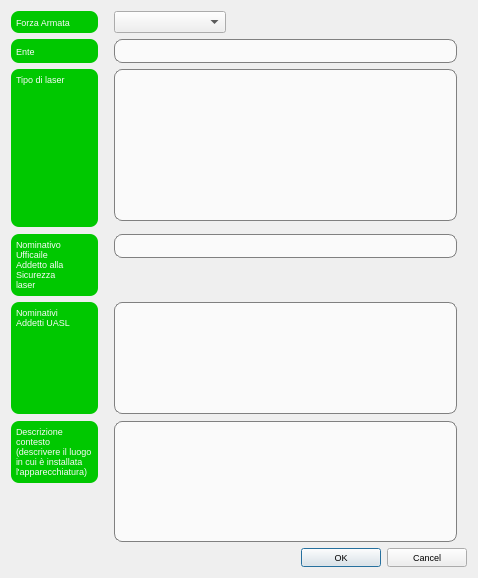
The window that description.ui (crocodile119/Laser-Studio) describes before a commit, drawn with Qt 5.
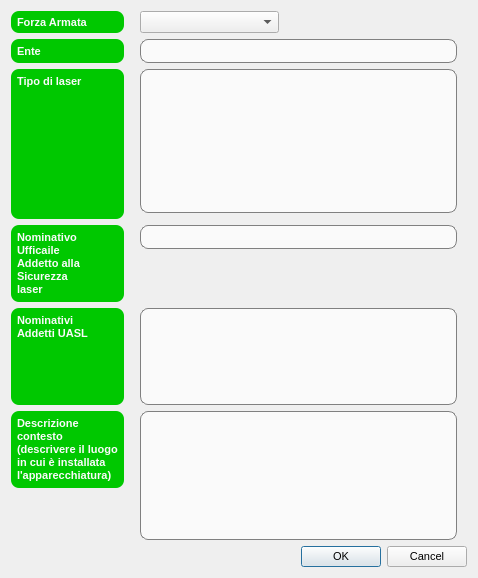
The same window after the commit.

```diff
--- a/description.ui
+++ b/description.ui
@@ -12,7 +12,7 @@
   </property>
   <property name="font">
    <font>
-    <pointsize>7</pointsize>
+    <pointsize>8</pointsize>
    </font>
   </property>
   <property name="windowTitle">
@@ -23,7 +23,9 @@
     <widget class="QLabel" name="label_2">
      <property name="font">
       <font>
-       <pointsize>7</pointsize>
+       <pointsize>8</pointsize>
+       <weight>75</weight>
+       <bold>true</bold>
       </font>
      </property>
      <property name="styleSheet">
@@ -63,7 +65,7 @@
     <widget class="QLineEdit" name="customerLineEdit">
      <property name="font">
       <font>
-       <pointsize>7</pointsize>
+       <pointsize>8</pointsize>
       </font>
      </property>
      <property name="styleSheet">
@@ -80,7 +82,9 @@
     <widget class="QLabel" name="label_4">
      <property name="font">
       <font>
-       <pointsize>7</pointsize>
+       <pointsize>8</pointsize>
+       <weight>75</weight>
+       <bold>true</bold>
       </font>
      </property>
      <property name="styleSheet">
@@ -104,7 +108,9 @@
     <widget class="QLabel" name="label">
      <property name="font">
       <font>
-       <pointsize>7</pointsize>
+       <pointsize>8</pointsize>
+       <weight>75</weight>
+       <bold>true</bold>
       </font>
      </property>
      <property name="styleSheet">
@@ -127,7 +133,7 @@
     <widget class="QDialogButtonBox" name="buttonBox">
      <property name="font">
       <font>
-       <pointsize>7</pointsize>
+       <pointsize>8</pointsize>
       </font>
      </property>
      <property name="orientation">
@@ -155,7 +161,9 @@
     <widget class="QLabel" name="label_6">
      <property name="font">
       <font>
-       <pointsize>7</pointsize>
+       <pointsize>8</pointsize>
+       <weight>75</weight>
+       <bold>true</bold>
       </font>
      </property>
      <property name="styleSheet">
@@ -188,7 +196,7 @@
     <widget class="QLineEdit" name="UASL_LineEdit">
      <property name="font">
       <font>
-       <pointsize>7</pointsize>
+       <pointsize>8</pointsize>
       </font>
      </property>
      <property name="styleSheet">
@@ -205,7 +213,9 @@
     <widget class="QLabel" name="label_5">
      <property name="font">
       <font>
-       <pointsize>7</pointsize>
+       <pointsize>8</pointsize>
+       <weight>75</weight>
+       <bold>true</bold>
       </font>
      </property>
      <property name="styleSheet">
@@ -225,7 +235,9 @@
     <widget class="QLabel" name="label_3">
      <property name="font">
       <font>
-       <pointsize>7</pointsize>
+       <pointsize>8</pointsize>
+       <weight>75</weight>
+       <bold>true</bold>
       </font>
      </property>
      <property name="styleSheet">
@@ -252,7 +264,7 @@
     <widget class="QTextEdit" name="descriptionTextEdit">
      <property name="font">
       <font>
-       <pointsize>7</pointsize>
+       <pointsize>8</pointsize>
       </font>
      </property>
      <property name="styleSheet">
@@ -269,7 +281,7 @@
     <widget class="QTextEdit" name="UASL_AssistantTextEdit">
      <property name="font">
       <font>
-       <pointsize>7</pointsize>
+       <pointsize>8</pointsize>
       </font>
      </property>
      <property name="styleSheet">
@@ -286,7 +298,7 @@
     <widget class="QTextEdit" name="laserTextEdit">
      <property name="font">
       <font>
-       <pointsize>7</pointsize>
+       <pointsize>8</pointsize>
       </font>
      </property>
      <property name="styleSheet">
@@ -303,7 +315,7 @@
     <widget class="QComboBox" name="FA_ComboBox">
      <property name="font">
       <font>
-       <pointsize>7</pointsize>
+       <pointsize>9</pointsize>
       </font>
      </property>
      <property name="styleSheet">
```
